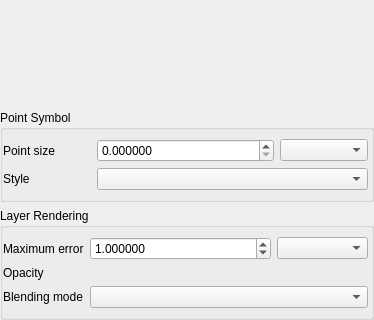
The window that src/ui/pointcloud/qgspointcloudrendererpropsdialogbase.ui (qgis/QGIS) describes before a commit, drawn with Qt 5; both pictures show x 0 to 374 and y 181 to 501 of the 374 by 501 pixel window.
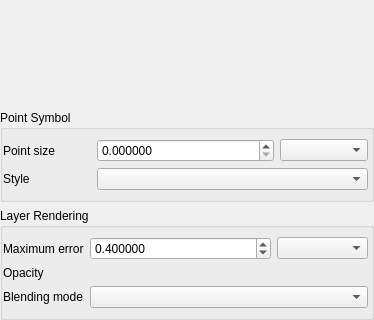
The same window after the commit. Custom widgets are drawn as their Qt base class.

Commit message: Lower default screen error for 2d point cloud renders

What changed in the file:
```diff
--- a/src/ui/pointcloud/qgspointcloudrendererpropsdialogbase.ui
+++ b/src/ui/pointcloud/qgspointcloudrendererpropsdialogbase.ui
@@ -192,7 +192,7 @@
                <double>99999999999.000000000000000</double>
               </property>
               <property name="value">
-               <double>1.000000000000000</double>
+               <double>0.400000000000000</double>
               </property>
              </widget>
             </item>
```
The commit also changes 3 other files.
